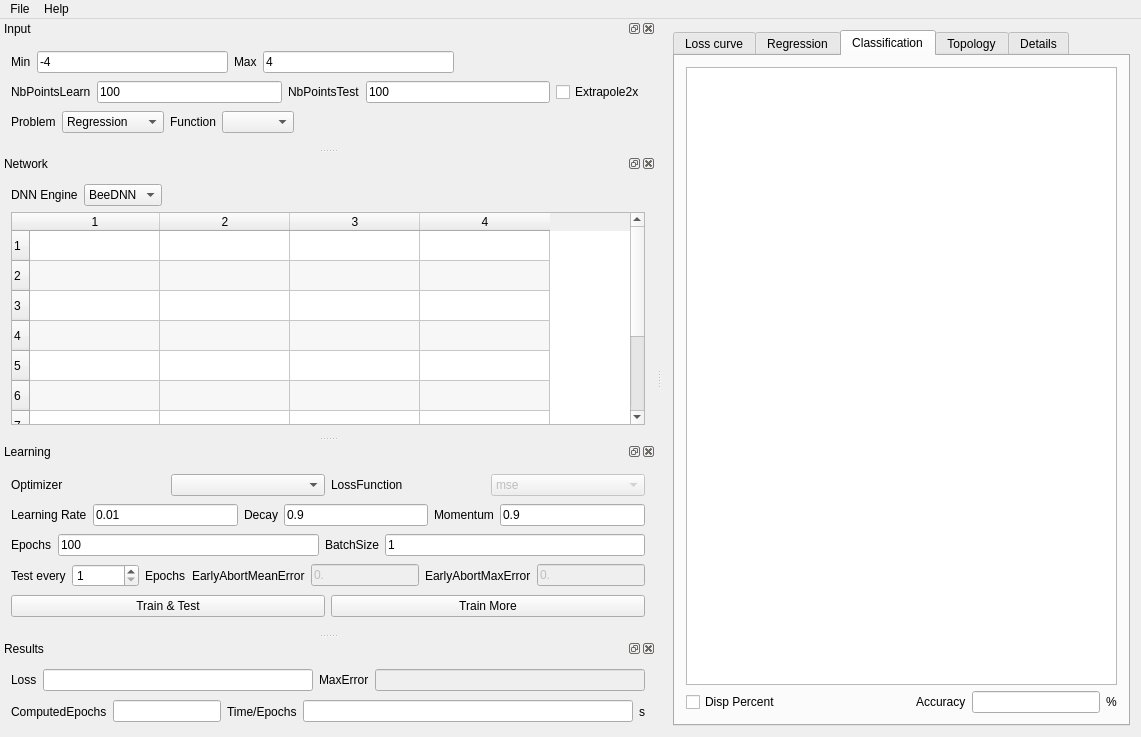
The window that src/DNNLab/mainwindow.ui (edeforas/BeeDNN) describes before a commit, drawn with Qt 5.
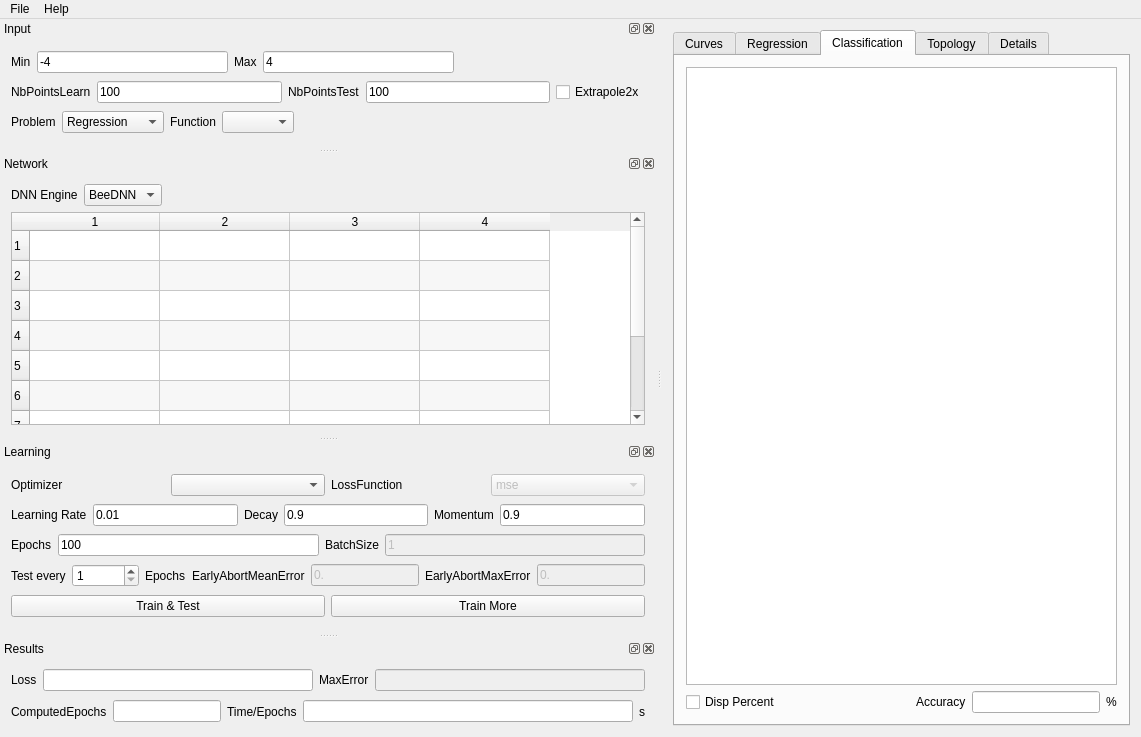
The same window after the commit. The open tabs and pages were chosen to show the change.

The edit to the form file:
```diff
--- a/src/DNNLab/mainwindow.ui
+++ b/src/DNNLab/mainwindow.ui
@@ -31,7 +31,7 @@
       </property>
       <widget class="QWidget" name="tab">
        <attribute name="title">
-        <string>Loss curve</string>
+        <string>Curves</string>
        </attribute>
        <layout class="QGridLayout" name="gridLayout_3">
         <item row="0" column="0">
@@ -583,6 +583,9 @@
        </item>
        <item>
         <widget class="QLineEdit" name="leBatchSize">
+         <property name="enabled">
+          <bool>false</bool>
+         </property>
          <property name="text">
           <string>1</string>
          </property>
```
Left out of the diff: 4 changed lines with no effect on the pictures.
